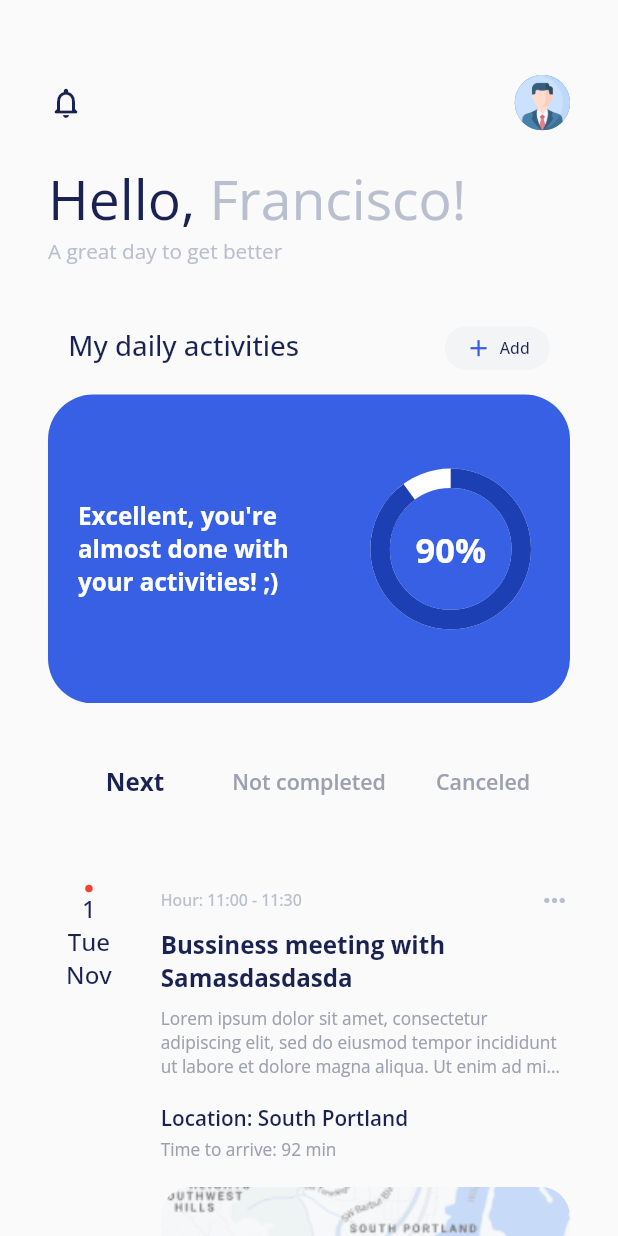
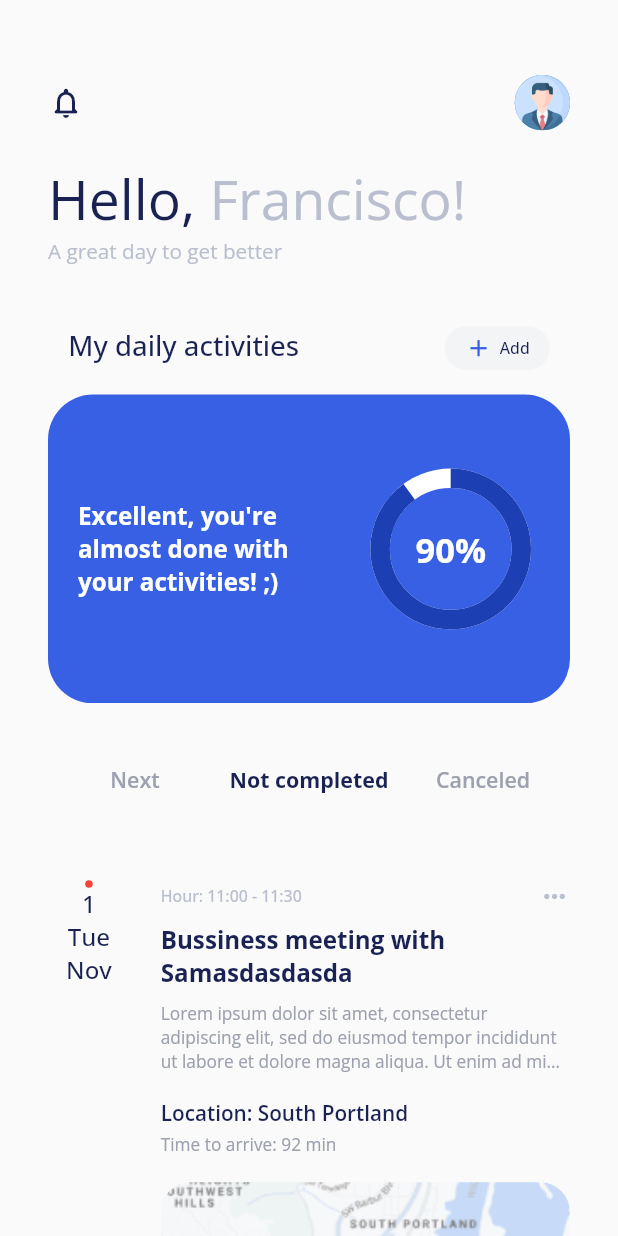
Before and after one commit to TecMasters420/flutter_schedule_app, a Flutter app: the screen it shows after launch, on a phone screen of 412 x 824 dp. Run offline on Flutter 3.47's test engine with Material 2 defaults, Android fonts, the phone set to English and light mode, and no system bars; drawn by our look-alikes of percent_indicator; our stand-ins replace cloud_firestore, firebase_auth, firebase_core, google_sign_in; accounts and stored records are empty.

Commit message:
changes in ui

```diff
--- a/lib/screens/home_page/widgets/activities_types.dart
+++ b/lib/screens/home_page/widgets/activities_types.dart
@@ -4,9 +4,22 @@ import 'package:schedulemanager/utils/text_styles.dart';
 
 import '../../../constants/constants.dart';
 
-class ActivitiesTypes extends StatelessWidget {
+class ActivitiesTypes extends StatefulWidget {
   static const List<String> _types = ['Next', 'Not completed', 'Canceled'];
   const ActivitiesTypes({super.key});
+
+  @override
+  State<ActivitiesTypes> createState() => _ActivitiesTypesState();
+}
+
+class _ActivitiesTypesState extends State<ActivitiesTypes> {
+  late int _selectedType;
+
+  @override
+  void initState() {
+    super.initState();
+    _selectedType = 1;
+  }
 
   @override
   Widget build(BuildContext context) {
@@ -14,16 +27,34 @@ class ActivitiesTypes extends StatelessWidget {
     return Row(
       children: [
         ...List.generate(
-          _types.length,
+          ActivitiesTypes._types.length,
           (x) => Expanded(
-            child: Container(
-              alignment: Alignment.center,
-              child: Text(
-                _types[x],
-                style: x == 0
-                    ? TextStyles.w700(resp.dp(1.75))
-                    : TextStyles.w600(resp.dp(1.55), grey),
-                textAlign: TextAlign.center,
+            child: GestureDetector(
+              onTap: () {
+                setState(() {
+                  _selectedType = x;
+                });
+              },
+              child: Container(
+                alignment: Alignment.center,
+                child: AnimatedSwitcher(
+                  duration: const Duration(milliseconds: 100),
+                  transitionBuilder: (child, animation) {
+                    return FadeTransition(
+                      opacity: animation,
+                      // scale: animation,
+                      child: child,
+                    );
+                  },
+                  child: Text(
+                    key: Key('${x == _selectedType}'),
+                    ActivitiesTypes._types[x],
+                    style: x == _selectedType
+                        ? TextStyles.w700(resp.dp(1.55))
+                        : TextStyles.w600(resp.dp(1.55), grey),
+                    textAlign: TextAlign.center,
+                  ),
+                ),
               ),
             ),
           ),
```
